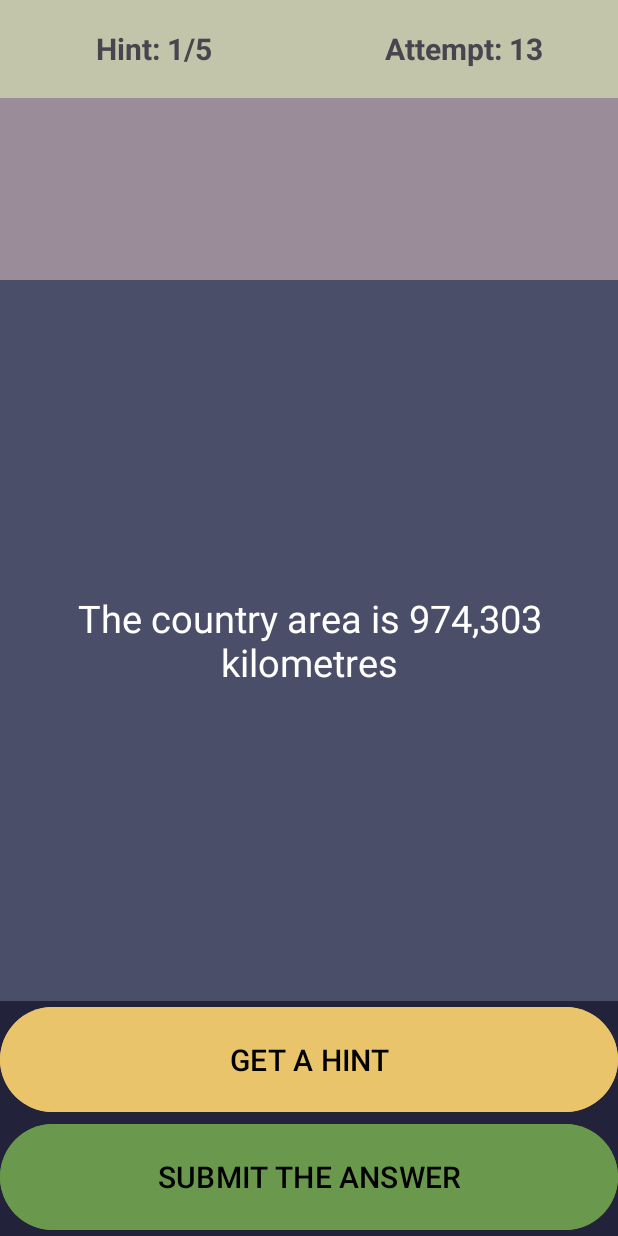
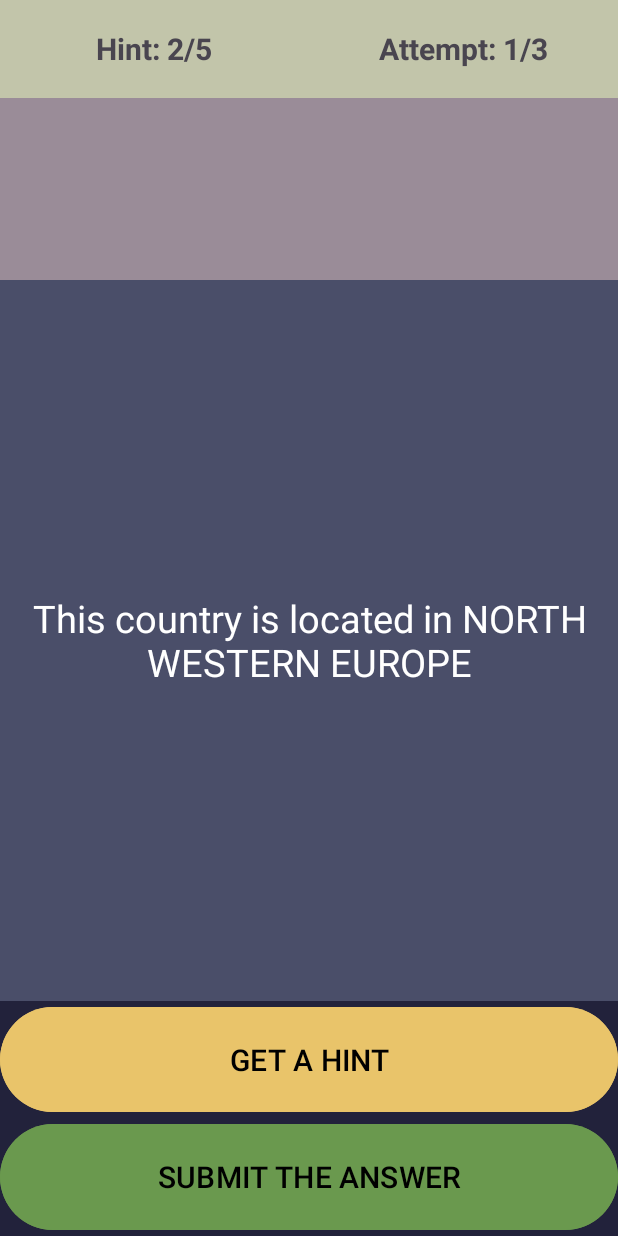
Before and after one commit to Bobzero23/MOBILE-PROGRAMMING, an Android app: the screen it shows after launch (MainActivity), after a tap on "GET A HINT", on a phone screen of 412 x 824 dp. Run offline under Robolectric (Android 15) with nearby library versions, the phone set to English and light mode, and no system bars.

Commit message:
contry guessing app completed

```diff
--- a/CountryGuesser/app/src/main/java/com/example/countryguesser/MainActivity.java
+++ b/CountryGuesser/app/src/main/java/com/example/countryguesser/MainActivity.java
@@ -33,6 +33,7 @@ public class MainActivity extends AppCompatActivity {
     private int attemptsLeft = maxAttempts;
     private int maxHints = 5;
     private int hintsGiven = 0;
+    private int totalScore;
 
 
     @Override
@@ -58,46 +59,46 @@ public class MainActivity extends AppCompatActivity {
         countries = new ArrayList<>(Arrays.asList("Tanzania", "Canada", "USA", "Turkey", "Russia", "India", "UK", "France", "Kenya", "South Africa"));
 
         /*INITIALIZING THE LISTS OF HINTS*/
-        List<String> TzHints = new ArrayList<>(Arrays.asList("The country area is 974,303 kilometres", "This country is located in East africa",
-                "The country currency is Shilling", "The spoken language of this country is SWAHILI", "The capital city of this country is DODOMA"));
+        List<String> TzHints = new ArrayList<>(Arrays.asList("The country area is 974,303 kilometres", "This country is located in EAST AFRICA",
+                "The country currency is SHILLING", "The spoken language of this country is SWAHILI and ENGLISH", "The capital city of this country is DODOMA"));
 
 
-        List<String> CnHints = new ArrayList<>(Arrays.asList("The country area is 974,303 kilometres", "This country is located in East africa",
-                "The country currency is Shilling", "The spoken language of this country is SWAHILI", "The capital city of this country is DODOMA"));
+        List<String> CnHints = new ArrayList<>(Arrays.asList("The country area is  9,984,670 kilometres", "This country is located in NORTH AMERICA",
+                "The country currency is DOLLAR", "The spoken language of this country is ENGLISH and FRENCH", "The capital city of this country is OTTAWA"));
 
 
-        List<String> UsHints = new ArrayList<>(Arrays.asList("The country area is 974,303 kilometres", "This country is located in East africa",
-                "The country currency is Shilling", "The spoken language of this country is SWAHILI", "The capital city of this country is DODOMA"));
+        List<String> UsHints = new ArrayList<>(Arrays.asList("The country area is  9,631,418 kilometres", "This country is located in NORTH AMERICA",
+                "The country currency is DOLLAR", "The spoken language of this country is ENGLISH", "The capital city of this country is Washington, D.C"));
 
 
-        List<String> TrHints = new ArrayList<>(Arrays.asList("The country area is 974,303 kilometres", "This country is located in East africa",
-                "The country currency is Shilling", "The spoken language of this country is SWAHILI", "The capital city of this country is DODOMA"));
+        List<String> TrHints = new ArrayList<>(Arrays.asList("The country area is 783,356 kilometres", "This country is located in EUROPE and ASIA",
+                "The country currency is LIRA", "The spoken language of this country is TURKISH", "The capital city of this country is ANKARA"));
 
 
-        List<String> RsHints = new ArrayList<>(Arrays.asList("The country area is 974,303 kilometres", "This country is located in East africa",
-                "The country currency is Shilling", "The spoken language of this country is SWAHILI", "The capital city of this country is DODOMA"));
+        List<String> RsHints = new ArrayList<>(Arrays.asList("The country area is the largest in the world, approximately 17,098,242 square kilometers", "This country is located in EASTERN EUROPE AND NORTH ASIA",
+                "The country currency is RUBLE", "The spoken language of this country is RUSSIAN", "The capital city of this country is MOSCOW"));
 
 
-        List<String> InHints = new ArrayList<>(Arrays.asList("The country area is 974,303 kilometres", "This country is located in East africa",
-                "The country currency is Shilling", "The spoken language of this country is SWAHILI", "The capital city of this country is DODOMA"));
+        List<String> InHints = new ArrayList<>(Arrays.asList("The country area is 3,287,590 kilometres", "This country is located in SOUTH ASIA",
+                "The country currency is RUPEE", "The spoken language of this country is HINDI", "The capital city of this country is NEW DELHI"));
 
 
-        List<String> UkHints = new ArrayList<>(Arrays.asList("The country area is 974,303 kilometres", "This country is located in East africa",
-                "The country currency is Shilling", "The spoken language of this country is SWAHILI", "The capital city of this country is DODOMA"));
+        List<String> UkHints = new ArrayList<>(Arrays.asList("The country area is 243,610 kilometres", "This country is located in NORTH WESTERN EUROPE",
+                "The country currency is POUND STERLING", "The spoken language of this country is ENGLISH", "The capital city of this country is LONDON"));
 
 
 
-        List<String> FrHints = new ArrayList<>(Arrays.asList("The country area is 974,303 kilometres", "This country is located in East africa",
-                "The country currency is Shilling", "The spoken language of this country is SWAHILI", "The capital city of this country is DODOMA"));
+        List<String> FrHints = new ArrayList<>(Arrays.asList("The country area is 551,695 kilometres", "This country is located in WESTERN EUROPE",
+                "The country currency is EURO", "The spoken language of this country is FRENCH", "The capital city of this country is PARIS"));
 
 
-        List<String> KyHints = new ArrayList<>(Arrays.asList("The country area is 974,303 kilometres", "This country is located in East africa",
-                "The country currency is Shilling", "The spoken language of this country is SWAHILI", "The capital city of this country is DODOMA"));
+        List<String> KyHints = new ArrayList<>(Arrays.asList("The country area is 580,367 kilometres", "This country is located in EAST AFRICA",
+                "The country currency is SHILLING", "The spoken language of this country is SWAHILI and ENGLISH", "The capital city of this country is NAIROBI"));
 
 
 
-        List<String> SaHints = new ArrayList<>(Arrays.asList("The country area is 974,303 kilometres", "This country is located in East africa",
-                "The country currency is Shilling", "The spoken language of this country is SWAHILI", "The capital city of this country is DODOMA"));
+        List<String> SaHints = new ArrayList<>(Arrays.asList("The country area is 1,219,090 kilometres", "This country is located in SOUTHERN AFRICA",
+                "The country currency is RAND", "The spoken language of this country is AFRIKAANS, ENGLISH and ISIZULU", "The capital city of this country is PRETORIA, BLOEMFONTEIN, CAPETOWN"));
 
 
 
@@ -138,6 +139,8 @@ public class MainActivity extends AppCompatActivity {
         updateHintText();
         hintsGiven = 0;
 
+        totalScore = 1000;
+
         updateAttempts();
     }
 
@@ -155,26 +158,27 @@ public class MainActivity extends AppCompatActivity {
     }
 
     private void updateAttempts() {
-        attemptText.setText("Attempt: " + (maxAttempts - attemptsLeft + 1) + maxAttempts);
+        attemptText.setText("Attempt: " + (maxAttempts - attemptsLeft + 1) + "/" + maxAttempts);
         editText.setText("");
     }
 
-    private void onGetHintClick(View view) {
+    public void onGetHintClick(View view) {
         if (hintsGiven < maxHints) {
             hintsGiven++;
+            totalScore = totalScore - 200;
             updateHintText();
         }
     }
 
-    private void onSubmitClick(View view) {
+    public void onSubmitClick(View view) {
         String userAnswer = editText.getText().toString().trim();
 
         if (userAnswer.equalsIgnoreCase(currentCountry)) {
-            // TODO
+            hintView.setText("CONGRATULATIONS!! YOU ARE CORRECT. YOU SCORED " + totalScore + "POINTS");
         }else {
             attemptsLeft--;
             if (attemptsLeft == 0) {
-                // TODO
+                hintView.setText("YOU LOST");
             }else {
                 updateAttempts();
             }
```
